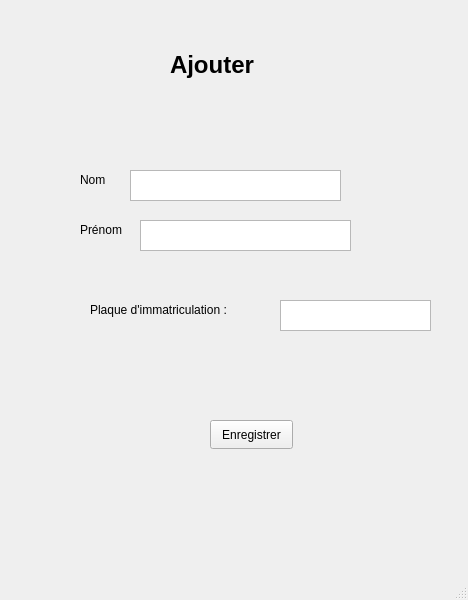
This is Projet-IHM-Plaque/mainwindow.ui in SomeBoringNerd/ProjectBlackMirror as Qt 5 draws it before an edit. The edited form follows.
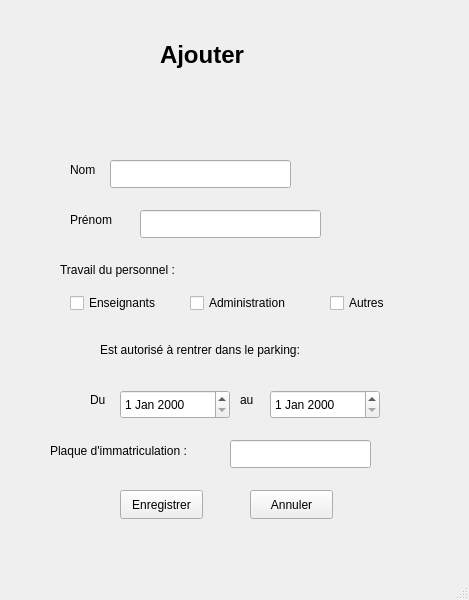
This is the edited form.

Commit message:
Modification de l'interface + ajout des boutons
-  Bouton "Ajouter" opérationnel, qui redirige l'utilisateur sur la page Ajouter
-Légère modification du design de l'interface, principalement sur la page "Ajouter"
- Essai d'un envoie de message d'ouverture lorsque le bouton "Ouvrir" est cliqué
-  Ajout d'un bouton "Annuler" pour effacer toute les case écrite dans la page "Ajouter"

```diff
--- a/Projet-IHM-Plaque/mainwindow.ui
+++ b/Projet-IHM-Plaque/mainwindow.ui
@@ -6,7 +6,7 @@
    <rect>
     <x>0</x>
     <y>0</y>
-    <width>468</width>
+    <width>469</width>
     <height>600</height>
    </rect>
   </property>
@@ -17,8 +17,8 @@
    <widget class="QStackedWidget" name="stackedWidget">
     <property name="geometry">
      <rect>
-      <x>40</x>
-      <y>10</y>
+      <x>30</x>
+      <y>0</y>
       <width>421</width>
       <height>531</height>
      </rect>
@@ -202,8 +202,8 @@
      <widget class="QLabel" name="label_6">
       <property name="geometry">
        <rect>
-        <x>50</x>
-        <y>279</y>
+        <x>20</x>
+        <y>430</y>
         <width>181</width>
         <height>41</height>
        </rect>
@@ -212,41 +212,11 @@
        <string>Plaque d'immatriculation :</string>
       </property>
      </widget>
-     <widget class="QTextEdit" name="textEdit">
+     <widget class="QPushButton" name="pushButton_3_enregistrer">
       <property name="geometry">
        <rect>
         <x>90</x>
-        <y>160</y>
-        <width>211</width>
-        <height>31</height>
-       </rect>
-      </property>
-     </widget>
-     <widget class="QTextEdit" name="textEdit_2">
-      <property name="geometry">
-       <rect>
-        <x>100</x>
-        <y>210</y>
-        <width>211</width>
-        <height>31</height>
-       </rect>
-      </property>
-     </widget>
-     <widget class="QTextEdit" name="textEdit_3">
-      <property name="geometry">
-       <rect>
-        <x>240</x>
-        <y>290</y>
-        <width>151</width>
-        <height>31</height>
-       </rect>
-      </property>
-     </widget>
-     <widget class="QPushButton" name="pushButton_3">
-      <property name="geometry">
-       <rect>
-        <x>170</x>
-        <y>410</y>
+        <y>490</y>
         <width>83</width>
         <height>29</height>
        </rect>
@@ -255,6 +225,160 @@
        <string>Enregistrer</string>
       </property>
      </widget>
+     <widget class="QLabel" name="label_7">
+      <property name="geometry">
+       <rect>
+        <x>30</x>
+        <y>260</y>
+        <width>161</width>
+        <height>20</height>
+       </rect>
+      </property>
+      <property name="text">
+       <string>Travail du personnel :</string>
+      </property>
+     </widget>
+     <widget class="QLabel" name="label_8">
+      <property name="geometry">
+       <rect>
+        <x>60</x>
+        <y>390</y>
+        <width>31</width>
+        <height>20</height>
+       </rect>
+      </property>
+      <property name="text">
+       <string>Du</string>
+      </property>
+     </widget>
+     <widget class="QCheckBox" name="checkBox_Enseignant_Ajouter">
+      <property name="geometry">
+       <rect>
+        <x>40</x>
+        <y>290</y>
+        <width>111</width>
+        <height>26</height>
+       </rect>
+      </property>
+      <property name="text">
+       <string>Enseignants</string>
+      </property>
+     </widget>
+     <widget class="QCheckBox" name="checkBox_2_Admin_Ajouter">
+      <property name="geometry">
+       <rect>
+        <x>160</x>
+        <y>290</y>
+        <width>131</width>
+        <height>26</height>
+       </rect>
+      </property>
+      <property name="text">
+       <string>Administration</string>
+      </property>
+     </widget>
+     <widget class="QCheckBox" name="checkBox_3_Autres_Ajouter">
+      <property name="geometry">
+       <rect>
+        <x>300</x>
+        <y>290</y>
+        <width>93</width>
+        <height>26</height>
+       </rect>
+      </property>
+      <property name="text">
+       <string>Autres</string>
+      </property>
+     </widget>
+     <widget class="QDateEdit" name="dateEdit_ajouter">
+      <property name="geometry">
+       <rect>
+        <x>90</x>
+        <y>390</y>
+        <width>110</width>
+        <height>29</height>
+       </rect>
+      </property>
+     </widget>
+     <widget class="QDateEdit" name="dateEdit_2_ajouter">
+      <property name="geometry">
+       <rect>
+        <x>240</x>
+        <y>390</y>
+        <width>110</width>
+        <height>29</height>
+       </rect>
+      </property>
+     </widget>
+     <widget class="QLabel" name="label_11">
+      <property name="geometry">
+       <rect>
+        <x>210</x>
+        <y>390</y>
+        <width>31</width>
+        <height>20</height>
+       </rect>
+      </property>
+      <property name="text">
+       <string>au</string>
+      </property>
+     </widget>
+     <widget class="QLabel" name="label_13">
+      <property name="geometry">
+       <rect>
+        <x>70</x>
+        <y>340</y>
+        <width>271</width>
+        <height>20</height>
+       </rect>
+      </property>
+      <property name="text">
+       <string>Est autorisé à rentrer dans le parking:</string>
+      </property>
+     </widget>
+     <widget class="QLineEdit" name="lineEdit_Prenom_Ajouter">
+      <property name="geometry">
+       <rect>
+        <x>110</x>
+        <y>210</y>
+        <width>181</width>
+        <height>28</height>
+       </rect>
+      </property>
+     </widget>
+     <widget class="QLineEdit" name="lineEdit_2_Non_Ajouter">
+      <property name="geometry">
+       <rect>
+        <x>80</x>
+        <y>160</y>
+        <width>181</width>
+        <height>28</height>
+       </rect>
+      </property>
+     </widget>
+     <widget class="QLineEdit" name="lineEdit_Plaque_Ajouter">
+      <property name="geometry">
+       <rect>
+        <x>200</x>
+        <y>440</y>
+        <width>141</width>
+        <height>28</height>
+       </rect>
+      </property>
+     </widget>
+     <widget class="QPushButton" name="pushButton_Annuler_Ajouter">
+      <property name="geometry">
+       <rect>
+        <x>220</x>
+        <y>490</y>
+        <width>83</width>
+        <height>29</height>
+       </rect>
+      </property>
+      <property name="text">
+       <string>Annuler</string>
+      </property>
+     </widget>
     </widget>
    </widget>
   </widget>
```
Left out of the diff: 44 changed lines with no effect on the pictures. The commit also changes 3 other files.
